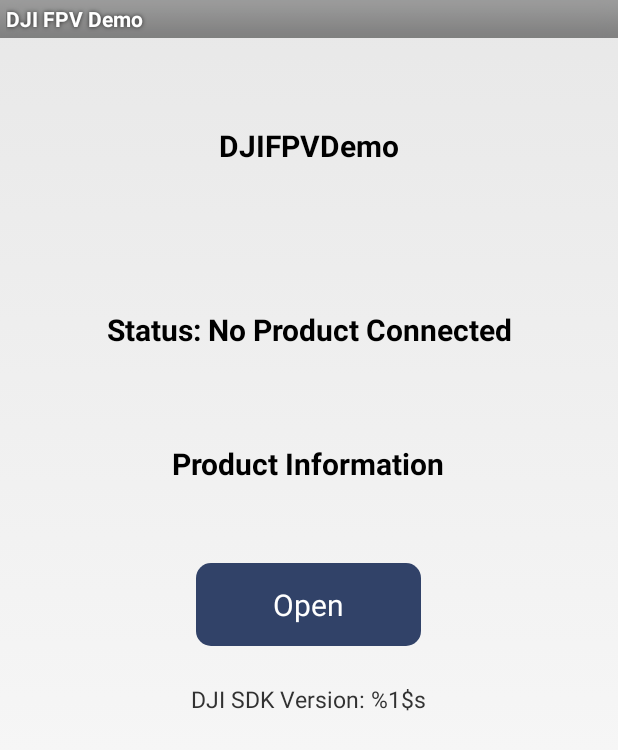
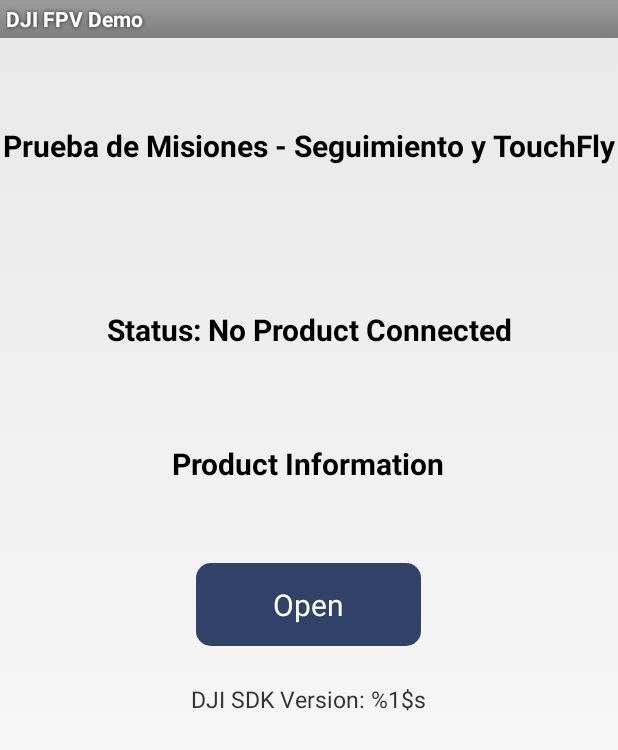
Before and after one commit to diegofaustovs/DJI_Dev_Test, an Android app: the layout activity_connection.xml on its own in the app's theme, with its tools: preview values and no code run, on a phone screen of 412 x 824 dp. Shown: the top 750 px of the screen. Run offline under Robolectric (Android 15) with nearby library versions, the phone set to English and light mode, and no system bars.

Commit message:
Missions Tutorial - TouchFly|TrackFly Camera Fail (?)

```diff
--- a/app/src/main/AndroidManifest.xml
+++ b/app/src/main/AndroidManifest.xml
@@ -60,7 +60,7 @@
         <service android:name="dji.sdk.sdkmanager.DJIGlobalService" />
         <!-- DJI SDK -->
 
-        <activity
+        <!--<activity
             android:name=".ConnectionActivity"
             android:configChanges="orientation"
             android:screenOrientation="portrait">
@@ -70,6 +70,9 @@
                 <category android:name="android.intent.category.LAUNCHER" />
             </intent-filter>
         </activity>
+
+        <activity android:name=".DemoBaseActivity" />
+        -->
         <activity
             android:name=".MainActivity"
             android:configChanges="orientation|screenSize"
@@ -82,7 +85,7 @@
                 <category android:name="android.intent.category.LAUNCHER" />
             </intent-filter>
         </activity>
-        <activity android:name=".DemoBaseActivity" />
+
         <activity
             android:name=".TrackingTestActivity"
             android:label="@string/title_activity_tracking_test"
--- a/app/src/main/res/layout/activity_connection.xml
+++ b/app/src/main/res/layout/activity_connection.xml
@@ -9,9 +9,9 @@
         android:layout_width="wrap_content"
         android:layout_height="wrap_content"
         android:gravity="center"
-        android:text="Status: No Product Connected"
+        android:text="@string/status_no_product_connected"
         android:textColor="@android:color/black"
-        android:textSize="20dp"
+        android:textSize="20sp"
         android:textStyle="bold"
         android:layout_alignBottom="@+id/text_product_info"
         android:layout_centerHorizontal="true"
@@ -24,7 +24,7 @@
         android:layout_marginTop="270dp"
         android:text="@string/product_information"
         android:textColor="@android:color/black"
-        android:textSize="20dp"
+        android:textSize="20sp"
         android:gravity="center"
         android:textStyle="bold"
         />
@@ -35,9 +35,9 @@
         android:layout_centerHorizontal="true"
         android:layout_marginTop="350dp"
         android:background="@drawable/round_btn"
-        android:text="Open"
+        android:text="@string/open"
         android:textColor="@color/colorWhite"
-        android:textSize="20dp"
+        android:textSize="20sp"
         />
     <TextView
         android:layout_width="wrap_content"
@@ -45,17 +45,17 @@
         android:layout_centerHorizontal="true"
         android:layout_marginTop="430dp"
         android:text="@string/sdk_version"
-        android:textSize="15dp"
+        android:textSize="15sp"
         android:id="@+id/textView2" />
     <TextView
         android:layout_width="wrap_content"
         android:layout_height="wrap_content"
         android:textAppearance="?android:attr/textAppearanceSmall"
-        android:text="DJIFPVDemo"
+        android:text="@string/prueba_de_misiones_seguimiento_y_touchfly"
         android:id="@+id/textView"
         android:layout_marginTop="58dp"
         android:textStyle="bold"
-        android:textSize="20dp"
+        android:textSize="20sp"
         android:textColor="@color/colorBlack"
         android:layout_alignParentTop="true"
         android:layout_centerHorizontal="true" />
--- a/app/src/main/res/values/strings.xml
+++ b/app/src/main/res/values/strings.xml
@@ -6,10 +6,13 @@
     <string name="product_information">Product Information</string>
     <string name="connection_loose">Status: No Product Connected</string>
     <string name="sdk_version">DJI SDK Version: %1$s</string>
-    <string name="title_activity_mainactivity">P4MissionsDemo</string>
+    <string name="title_activity_mainactivity">Phantom - Missions</string>
     <string name="push_info">Push Info</string>
     <string name="title_activity_pointing_test">TapFly Sample</string>
     <string name="title_activity_tracking_test">ActiveTrack Sample</string>
     <string name="demo_desc_tracking">ActiveTrack Mission</string>
     <string name="demo_desc_pointing">TapFly Mission</string>
+    <string name="status_no_product_connected">Status: No Product Connected</string>
+    <string name="open">Open</string>
+    <string name="prueba_de_misiones_seguimiento_y_touchfly">Prueba de Misiones - Seguimiento y TouchFly</string>
 </resources>
```
